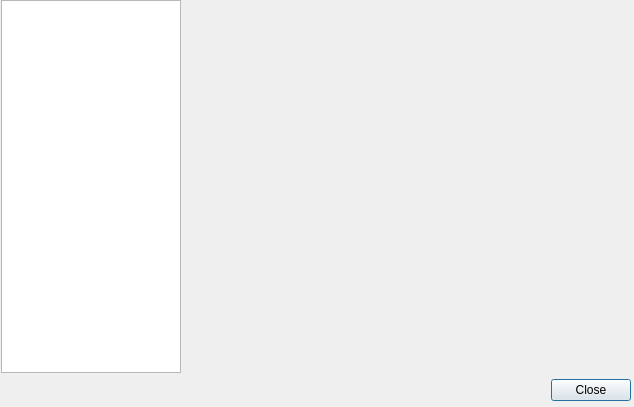
gitter-badger/simplechatclient, file ui/themes.ui: the form before one commit.
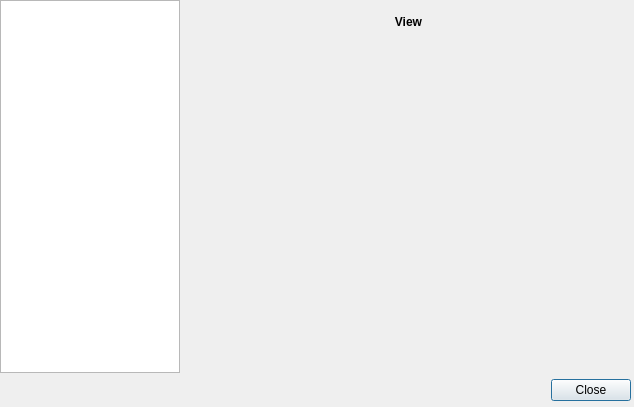
The form after the commit.

Diff of the .ui file:
```diff
--- a/ui/themes.ui
+++ b/ui/themes.ui
@@ -48,6 +48,37 @@
        </widget>
       </item>
       <item>
+       <layout class="QVBoxLayout" name="verticalLayout_2">
+        <item>
+         <spacer name="verticalSpacer">
+          <property name="orientation">
+           <enum>Qt::Vertical</enum>
+          </property>
+          <property name="sizeType">
+           <enum>QSizePolicy::Fixed</enum>
+          </property>
+          <property name="sizeHint" stdset="0">
+           <size>
+            <width>20</width>
+            <height>15</height>
+           </size>
+          </property>
+         </spacer>
+        </item>
+        <item>
+         <widget class="QLabel" name="label_view">
+          <property name="styleSheet">
+           <string notr="true">font-weight:bold;</string>
+          </property>
+          <property name="text">
+           <string>View</string>
+          </property>
+          <property name="alignment">
+           <set>Qt::AlignCenter</set>
+          </property>
+         </widget>
+        </item>
+        <item>
        <widget class="QLabel" name="label">
         <property name="sizePolicy">
          <sizepolicy hsizetype="Expanding" vsizetype="Expanding">
@@ -55,18 +86,6 @@
           <verstretch>0</verstretch>
          </sizepolicy>
         </property>
-        <property name="minimumSize">
-         <size>
-          <width>441</width>
-          <height>368</height>
-         </size>
-        </property>
-        <property name="maximumSize">
-         <size>
-          <width>441</width>
-          <height>368</height>
-         </size>
-        </property>
         <property name="text">
          <string/>
         </property>
@@ -74,6 +93,8 @@
          <set>Qt::AlignCenter</set>
         </property>
        </widget>
+        </item>
+       </layout>
       </item>
      </layout>
     </item>
```
Lines whose indentation alone changed are shown as unchanged.
